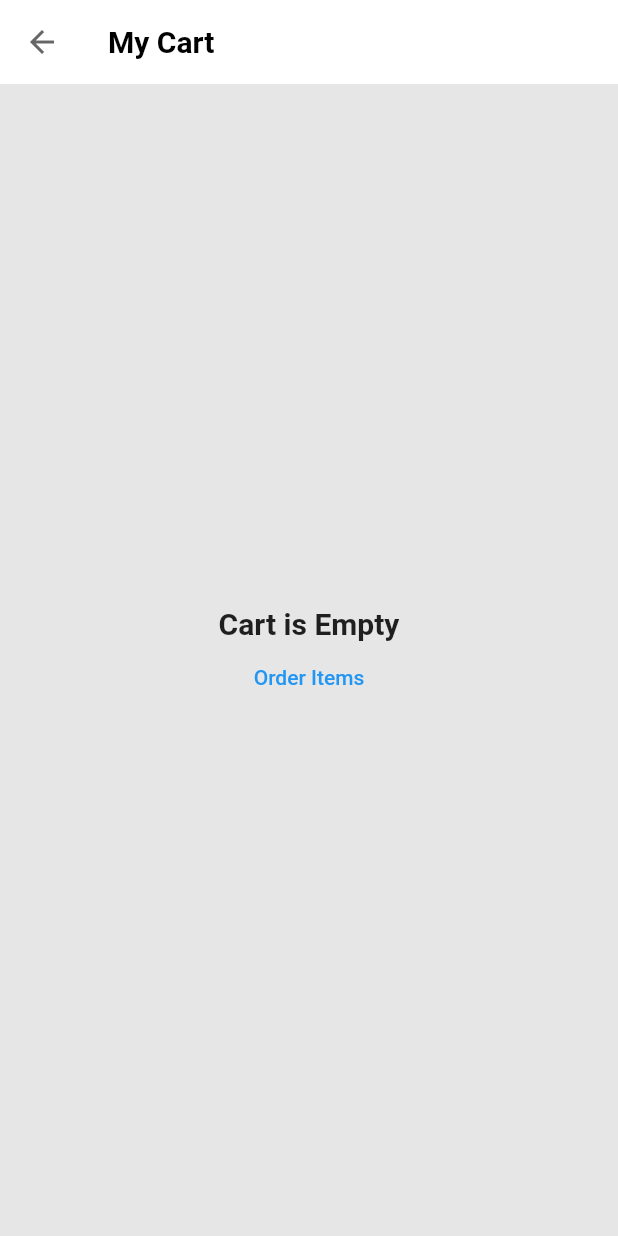
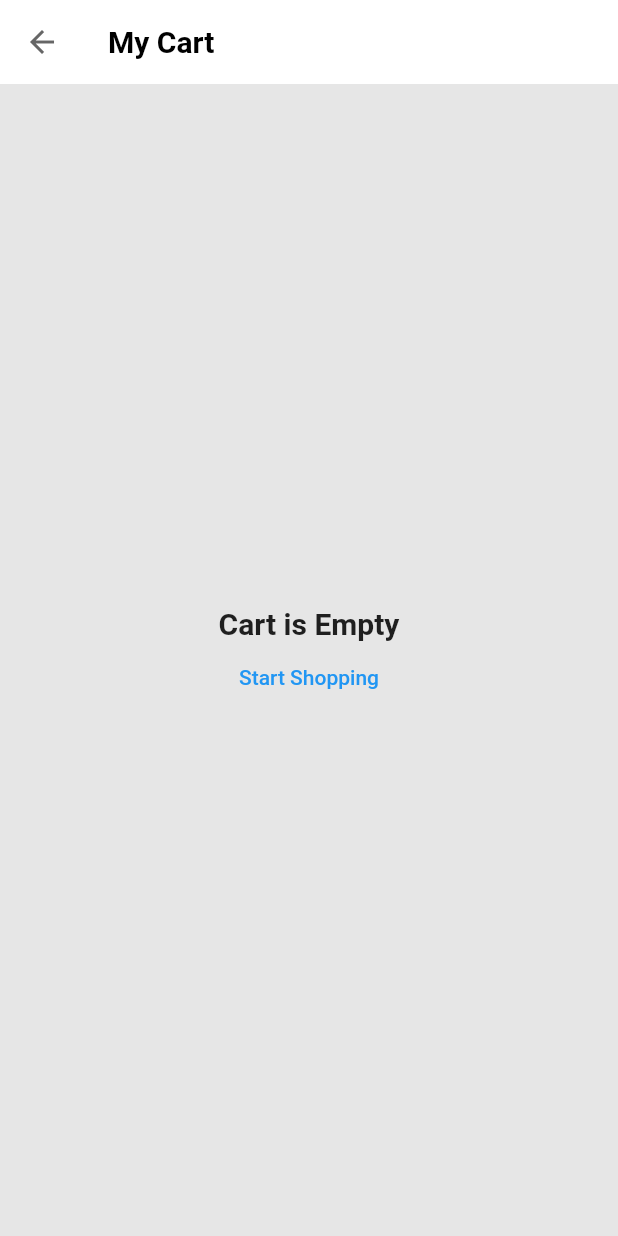
Before and after one commit to abhinand02/shopping-App, a Flutter app: the CartScreen screen opened directly, on a phone screen of 412 x 824 dp. Run offline on Flutter 3.47's test engine with Material 2 defaults, Android fonts, the light colour scheme and no system bars; our stand-ins replace bloc, flutter_bloc, freezed_annotation, iconsax.

Commit message:
task completed

```diff
--- a/lib/Presentation/Cart/cart_screen.dart
+++ b/lib/Presentation/Cart/cart_screen.dart
@@ -30,7 +30,7 @@ class CartScreen extends StatelessWidget {
               children: [
                 const Text('Cart is Empty', style: TextStyle(fontSize: 20, fontWeight: FontWeight.bold),),
                 TextButton(
-                  child: const Text('Order Items'),
+                  child: const Text('Start Shopping'),
                   onPressed: () {
                     Navigator.of(context).pop();
                   },
```
